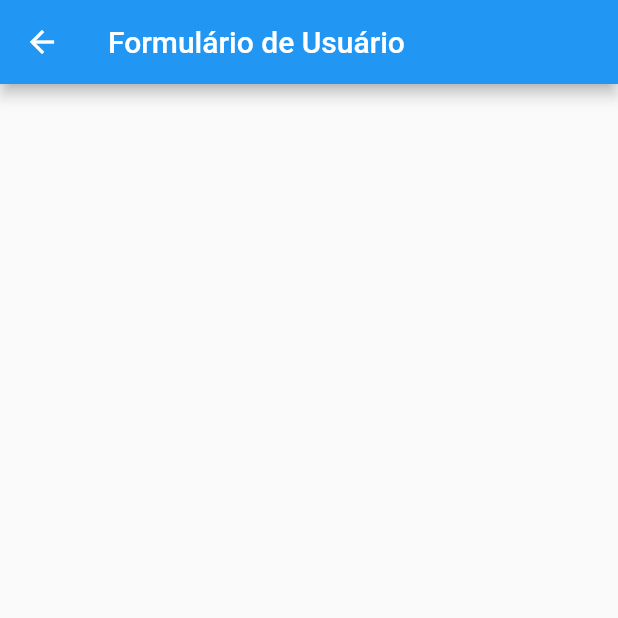
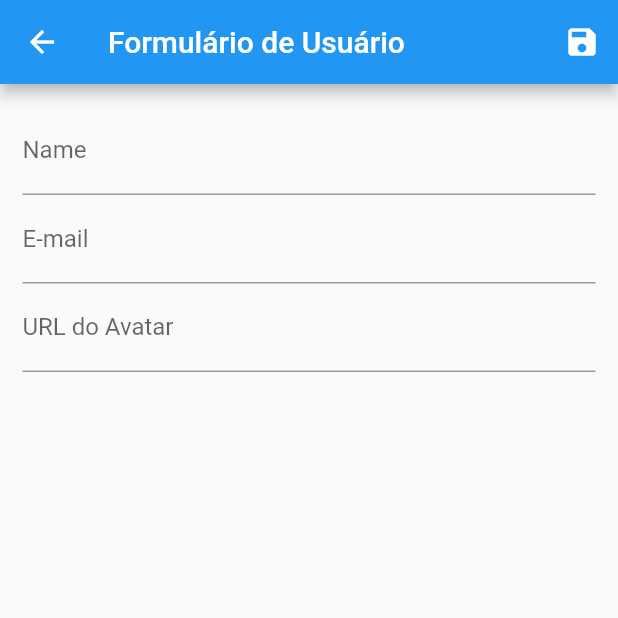
Before and after one commit to alefbispo/CRUD, a Flutter app: the UserForm screen opened by its route, on a phone screen of 412 x 824 dp, the top half of it. Run offline on Flutter 3.47's test engine with Material 2 defaults, Android fonts, the phone set to English and light mode, and no system bars; network calls fail.

```diff
--- a/lib/models/user.dart
+++ b/lib/models/user.dart
@@ -3,11 +3,11 @@ import 'package:flutter/cupertino.dart';
 class User {
   final String id;
   final String name;
-  final String emial;
+  final String email;
   final String avatarUrl;
 
   const User(this.id,
-     @required this.name,
-      @required this.emial,
-      @required this.avatarUrl);
+      this.name,
+       this.email,
+      this.avatarUrl);
 }
--- a/lib/provider/users.dart
+++ b/lib/provider/users.dart
@@ -32,7 +32,7 @@ class Users with ChangeNotifier {
         (_) => User(
           user.id,
           user.name,
-          user.emial,
+          user.email,
           user.avatarUrl,
         ),
       );
@@ -43,7 +43,7 @@ class Users with ChangeNotifier {
         () => User(
           id,
           user.name,
-          user.emial,
+          user.email,
           user.avatarUrl,
         ),
       );
--- a/lib/views/user.form.dart
+++ b/lib/views/user.form.dart
@@ -1,11 +1,98 @@
 import 'package:flutter/material.dart';
+import 'package:projeto_crud/models/user.dart';
+import 'package:projeto_crud/provider/users.dart';
+import 'package:provider/provider.dart';
 
-class UserForm extends StatelessWidget {
+class UserForm extends StatefulWidget {
+  @override
+  State<UserForm> createState() => _UserFormState();
+}
+
+class _UserFormState extends State<UserForm> {
+  final _form = GlobalKey<FormState>();
+
+  final Map<String, String> _formData = {};
+
+  void _loadFormData(User user){
+    if(user != null){
+    _formData['id'] = user.id;
+    _formData['name'] = user.name;
+    _formData['email'] = user.email;
+    _formData['avatarUrl'] = user.avatarUrl;
+}
+  }
+  /*
+ @override
+  void didChangeDependencies() {
+    super.didChangeDependencies();
+    final user = ModalRoute
+        .of(context)!
+        .settings
+        .arguments as User;
+
+   // _loadFormData(user);
+  }*/
   @override
   Widget build(BuildContext context) {
     return Scaffold(
       appBar: AppBar(
-        title: Text('Formulário de Usuário'),
+        title: const Text('Formulário de Usuário'),
+        actions: <Widget>[
+          IconButton(
+            onPressed: () {
+              final isValid = _form.currentState!.validate();
+
+              if (isValid) {
+                _form.currentState?.save();
+
+                Provider.of<Users>(context, listen: false).put(
+                  User(
+                    _formData['id'].toString(),
+                    _formData['name'].toString(),
+                    _formData['email'].toString(),
+                    _formData['avatarUrl'].toString(),
+                  ),
+                );
+                Navigator.of(context).pop();
+              }
+            },
+            icon: Icon(Icons.save),
+          )
+        ],
+      ),
+      body: Padding(
+        padding: EdgeInsets.all(15),
+        child: Form(
+          key: _form,
+          child: Column(
+            children: <Widget>[
+              TextFormField(
+                initialValue: _formData['name'],
+                decoration: InputDecoration(labelText: 'Name'),
+                validator: (value) {
+                  if (value == null || value.trim().isEmpty) {
+                    return 'Nome inválido';
+                  }
+                  if (value.trim().length < 3) {
+                    return 'Nome muito curto. Minimo 3 letras.';
+                  }
+                  return null;
+                },
+                onSaved: (value) => _formData['name'] = value!,
+              ),
+              TextFormField(
+                initialValue: _formData['email'],
+                decoration: InputDecoration(labelText: 'E-mail'),
+                onSaved: (value) => _formData['email'] = value!,
+              ),
+              TextFormField(
+                initialValue: _formData['avatarUrl'],
+                decoration: InputDecoration(labelText: 'URL do Avatar'),
+                onSaved: (value) => _formData['avaterUrl'] = value!,
+              ),
+            ],
+          ),
+        ),
       ),
     );
   }
```
Also changed, not shown: lib/components/user_tile.dart (+29 -5 lines).
